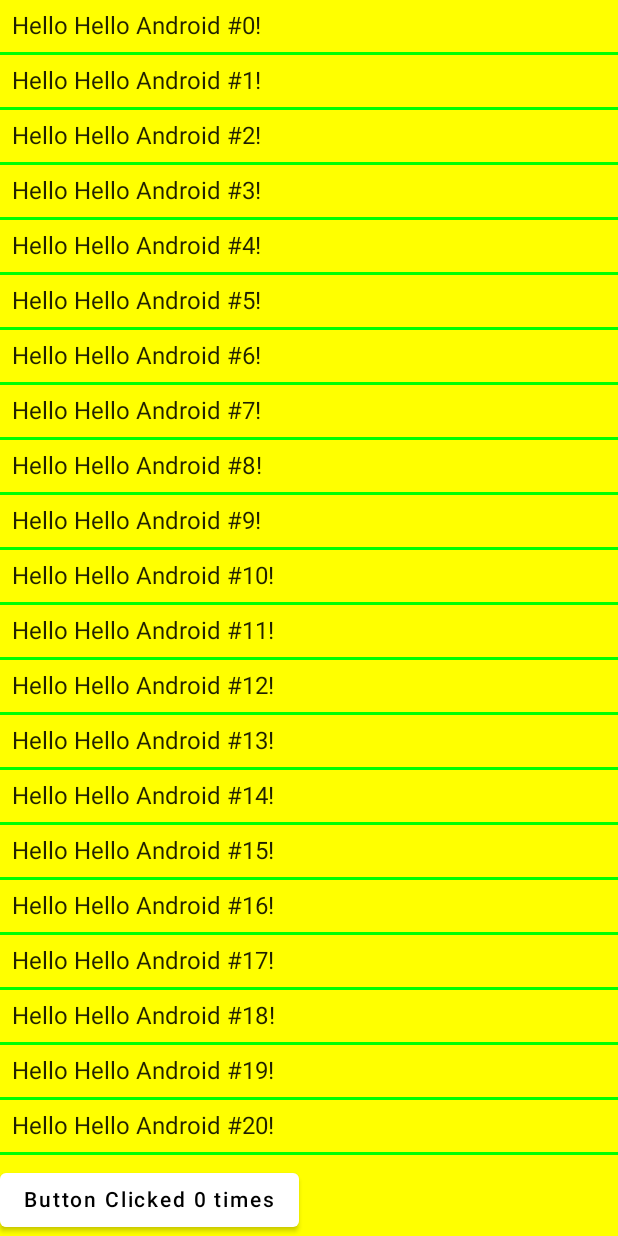
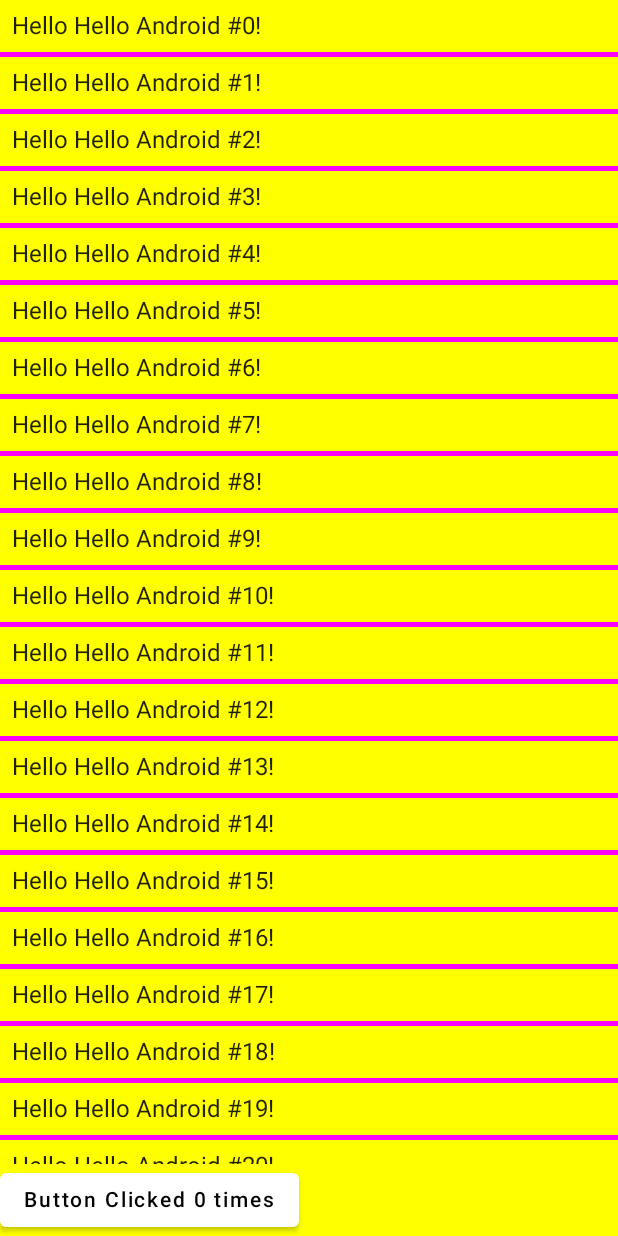
Before and after one commit to Tonnie-Dev/ComposeIntro, an Android app built with Jetpack Compose: the screen it shows after launch (MainActivity), on a phone screen of 412 x 824 dp. Run offline under Robolectric (Android 15) with nearby library versions, the phone set to English and light mode, and no system bars.

```diff
--- a/app/src/main/java/com/uxstate/MainActivity.kt
+++ b/app/src/main/java/com/uxstate/MainActivity.kt
@@ -7,6 +7,8 @@ import androidx.compose.foundation.layout.Column
 import androidx.compose.foundation.layout.Row
 import androidx.compose.foundation.layout.fillMaxHeight
 import androidx.compose.foundation.layout.padding
+import androidx.compose.foundation.lazy.LazyColumn
+import androidx.compose.foundation.lazy.items
 import androidx.compose.material.*
 import androidx.compose.runtime.*
 import androidx.compose.ui.Modifier
@@ -40,19 +42,14 @@ fun Greeting(name: String) {
 
 @Composable
 fun MyScreenContent(
-    names: List<String> = List(1000){ index -> "Hello Android #$index"} ) {
+    names: List<String> = List(27){ index -> "Hello Android #$index"} ) {
 
     Column(modifier = Modifier.fillMaxHeight()) {
+
         Column(modifier = Modifier.weight(1f)) {
-            for (name in names) {
+ NameList(names)
 
 
-                Greeting(name)
-                Divider(color = Color.Green, thickness = 2.dp)
-
-            }
-
-            //Spacer(Modifier.height(8.dp))
         }
 
         // create internal count value making this Composable Stateful
@@ -111,3 +108,19 @@ fun CounterHoisted(count: Int, updateCounter: (Int) -> Unit) {
     }
 
 }
+
+
+@Composable
+fun NameList(names: List<String>){
+
+    LazyColumn{
+
+        items(items =names){
+
+            name ->
+
+            Greeting(name)
+            Divider(thickness = 3.dp, color = Color.Magenta)
+        }
+    }
+}
```
